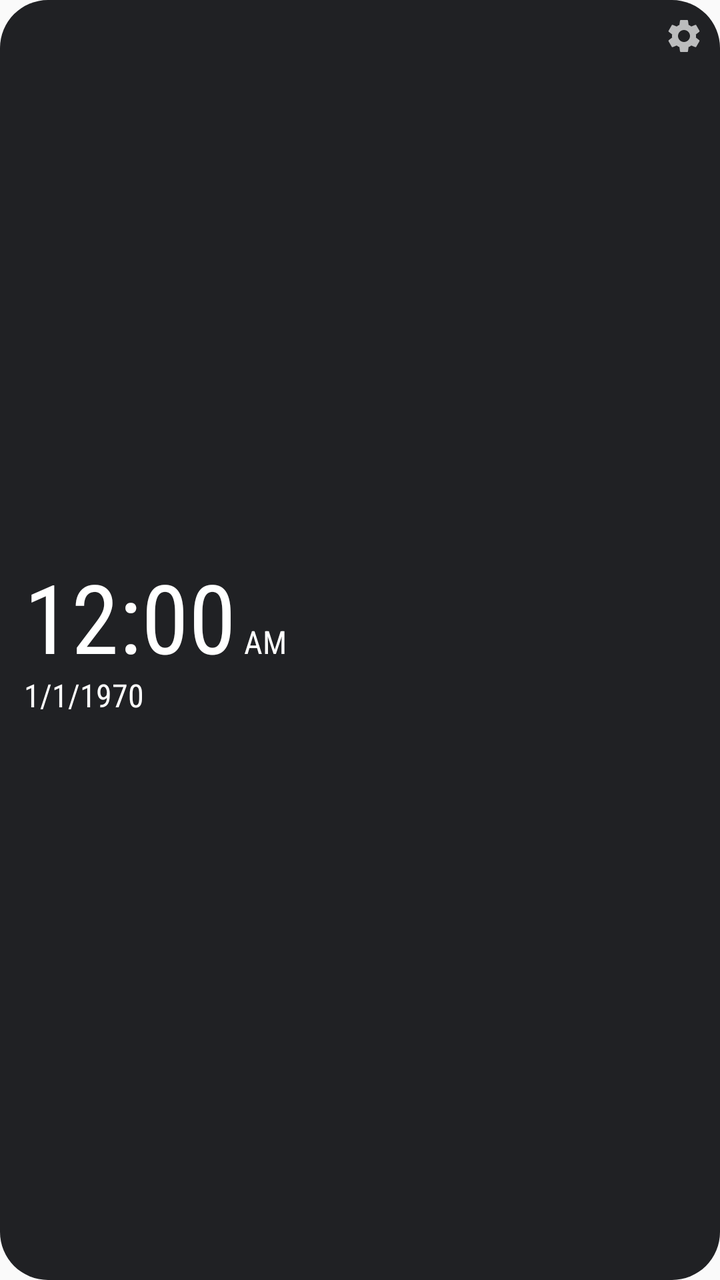
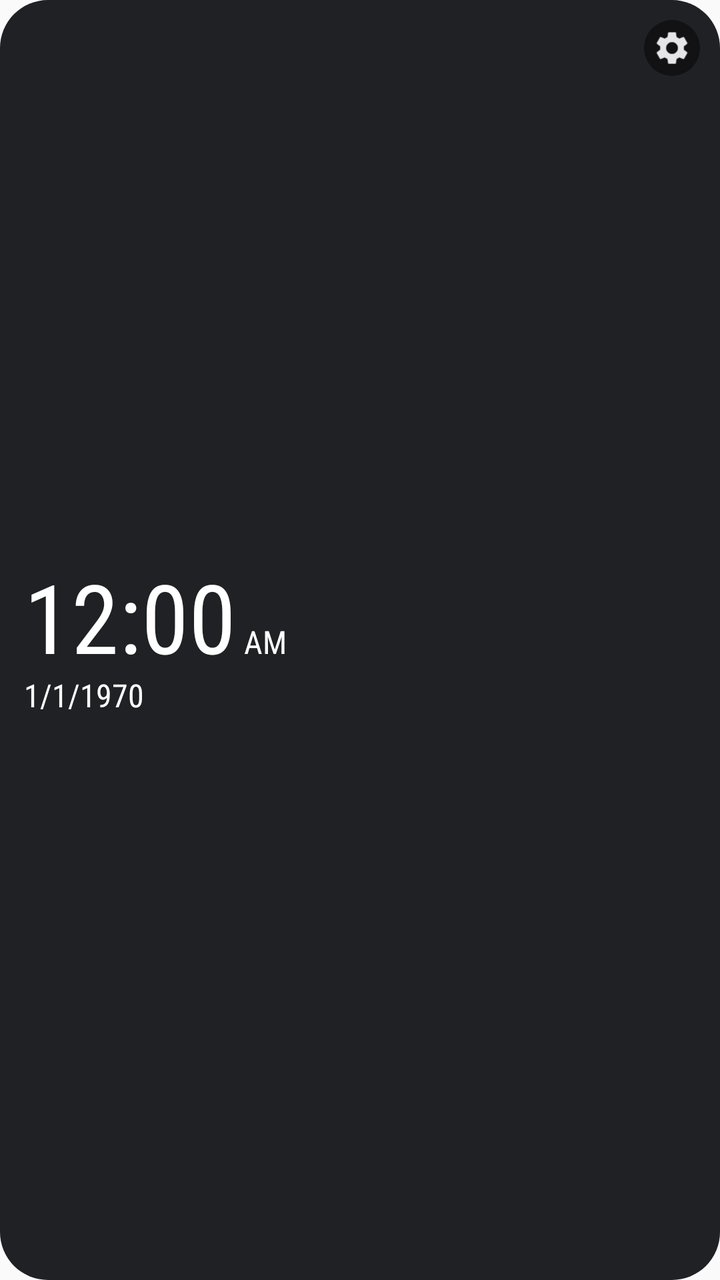

Two renders of the same Android screen: before a commit and after it. Below are the layout's source before the change and the commit's diff.
<!-- AndroidManifest.xml: application theme Theme.Clock -->
<!-- res/layout/clock_widget_condensed.xml -->
<?xml version="1.0" encoding="utf-8"?>
<FrameLayout xmlns:android="http://schemas.android.com/apk/res/android"
    android:id="@+id/root"
    android:layout_width="match_parent"
    android:layout_height="match_parent">

    <ImageView
        android:id="@+id/bg"
        android:layout_width="match_parent"
        android:layout_height="match_parent"
        android:importantForAccessibility="no"
        android:scaleType="fitXY"
        android:src="@drawable/bg_r24" />

    <LinearLayout
        android:id="@+id/content"
        android:layout_width="match_parent"
        android:layout_height="match_parent"
        android:gravity="center_vertical|start"
        android:orientation="vertical"
        android:padding="12dp">

        <LinearLayout
            android:id="@+id/time_row"
            android:layout_width="wrap_content"
            android:layout_height="wrap_content"
            android:baselineAligned="true"
            android:orientation="horizontal">

            <TextClock
                android:id="@+id/time"
                android:layout_width="wrap_content"
                android:layout_height="wrap_content"
                android:fontFamily="sans-serif-condensed"
                android:format12Hour="h:mm"
                android:format24Hour="HH:mm"
                android:includeFontPadding="false"
                android:maxLines="1"
                android:textColor="#FFFFFF"
                android:textSize="48sp" />

            <TextClock
                android:id="@+id/ampm"
                android:layout_width="wrap_content"
                android:layout_height="wrap_content"
                android:layout_marginStart="4dp"
                android:fontFamily="sans-serif-condensed"
                android:format12Hour="a"
                android:format24Hour=""
                android:includeFontPadding="false"
                android:maxLines="1"
                android:textColor="#FFFFFF"
                android:textSize="16sp" />
        </LinearLayout>

        <TextClock
            android:id="@+id/date"
            android:layout_width="wrap_content"
            android:layout_height="wrap_content"
            android:fontFamily="sans-serif-condensed"
            android:format12Hour="M/d/yyyy"
            android:format24Hour="M/d/yyyy"
            android:includeFontPadding="false"
            android:maxLines="1"
            android:textColor="#FFFFFF"
            android:textSize="16sp" />

        <TextView
            android:id="@+id/alarm"
            android:layout_width="wrap_content"
            android:layout_height="wrap_content"
            android:fontFamily="sans-serif-condensed"
            android:includeFontPadding="false"
            android:maxLines="1"
            android:textColor="#CCFFFFFF"
            android:textSize="13sp"
            android:visibility="gone" />

        <LinearLayout
            android:id="@+id/zone1_row"
            android:layout_width="wrap_content"
            android:layout_height="wrap_content"
            android:baselineAligned="true"
            android:orientation="horizontal"
            android:visibility="gone">

            <TextView
                android:id="@+id/zone1_label"
                android:layout_width="wrap_content"
                android:layout_height="wrap_content"
                android:layout_marginEnd="6dp"
                android:fontFamily="sans-serif-condensed"
                android:includeFontPadding="false"
                android:maxLines="1"
                android:textColor="#CCFFFFFF"
                android:textSize="13sp" />

            <TextClock
                android:id="@+id/zone1_clock"
                android:layout_width="wrap_content"
                android:layout_height="wrap_content"
                android:fontFamily="sans-serif-condensed"
                android:format12Hour="h:mm a"
                android:format24Hour="HH:mm"
                android:includeFontPadding="false"
                android:maxLines="1"
                android:textColor="#FFFFFF"
                android:textSize="13sp" />
        </LinearLayout>

        <LinearLayout
            android:id="@+id/zone2_row"
            android:layout_width="wrap_content"
            android:layout_height="wrap_content"
            android:baselineAligned="true"
            android:orientation="horizontal"
            android:visibility="gone">

            <TextView
                android:id="@+id/zone2_label"
                android:layout_width="wrap_content"
                android:layout_height="wrap_content"
                android:layout_marginEnd="6dp"
                android:fontFamily="sans-serif-condensed"
                android:includeFontPadding="false"
                android:maxLines="1"
                android:textColor="#CCFFFFFF"
                android:textSize="13sp" />

            <TextClock
                android:id="@+id/zone2_clock"
                android:layout_width="wrap_content"
                android:layout_height="wrap_content"
                android:fontFamily="sans-serif-condensed"
                android:format12Hour="h:mm a"
                android:format24Hour="HH:mm"
                android:includeFontPadding="false"
                android:maxLines="1"
                android:textColor="#FFFFFF"
                android:textSize="13sp" />
        </LinearLayout>
    </LinearLayout>

    <ImageView
        android:id="@+id/gear"
        android:layout_width="28dp"
        android:layout_height="28dp"
        android:layout_gravity="top|end"
        android:layout_margin="4dp"
        android:contentDescription="Settings"
        android:alpha="0.7"
        android:padding="4dp"
        android:src="@drawable/ic_gear" />
</FrameLayout>
<!-- resources referenced by this layout -->
<resources>
  <!-- drawable bg_r24 (drawable) -->
  <?xml version="1.0" encoding="utf-8"?>
  <shape xmlns:android="http://schemas.android.com/apk/res/android"
      android:shape="rectangle">
      <solid android:color="#202124" />
      <corners android:radius="24dp" />
  </shape>
  <!-- drawable ic_gear (drawable) -->
  <?xml version="1.0" encoding="utf-8"?>
  <vector xmlns:android="http://schemas.android.com/apk/res/android"
      android:width="24dp"
      android:height="24dp"
      android:viewportWidth="24"
      android:viewportHeight="24">
      <path
          android:fillColor="#FFFFFFFF"
          android:pathData="M19.14,12.94c0.04,-0.3 0.06,-0.61 0.06,-0.94c0,-0.32 -0.02,-0.64 -0.07,-0.94l2.03,-1.58c0.18,-0.14 0.23,-0.41 0.12,-0.61l-1.92,-3.32c-0.12,-0.22 -0.37,-0.29 -0.59,-0.22l-2.39,0.96c-0.5,-0.38 -1.03,-0.7 -1.62,-0.94L14.4,2.81c-0.04,-0.24 -0.24,-0.41 -0.48,-0.41h-3.84c-0.24,0 -0.43,0.17 -0.47,0.41L9.25,5.35C8.66,5.59 8.12,5.92 7.63,6.29L5.24,5.33c-0.22,-0.08 -0.47,0 -0.59,0.22L2.74,8.87C2.62,9.08 2.66,9.34 2.86,9.48l2.03,1.58C4.84,11.36 4.8,11.69 4.8,12s0.02,0.64 0.07,0.94l-2.03,1.58c-0.18,0.14 -0.23,0.41 -0.12,0.61l1.92,3.32c0.12,0.22 0.37,0.29 0.59,0.22l2.39,-0.96c0.5,0.38 1.03,0.7 1.62,0.94l0.36,2.54c0.05,0.24 0.24,0.41 0.48,0.41h3.84c0.24,0 0.44,-0.17 0.47,-0.41l0.36,-2.54c0.59,-0.24 1.13,-0.56 1.62,-0.94l2.39,0.96c0.22,0.08 0.47,0 0.59,-0.22l1.92,-3.32c0.12,-0.22 0.07,-0.47 -0.12,-0.61L19.14,12.94zM12,15.6c-1.98,0 -3.6,-1.62 -3.6,-3.6s1.62,-3.6 3.6,-3.6s3.6,1.62 3.6,3.6S13.98,15.6 12,15.6z" />
  </vector>
  <style name="Theme.Clock" parent="android:Theme.Material.Light.NoActionBar" />
</resources>

<!-- the commit's change to res/layout/clock_widget_condensed.xml (unified diff, before → after) -->
@@ -146,9 +146,9 @@
         android:layout_width="28dp"
         android:layout_height="28dp"
         android:layout_gravity="top|end"
-        android:layout_margin="4dp"
+        android:layout_margin="10dp"
         android:contentDescription="Settings"
-        android:alpha="0.7"
-        android:padding="4dp"
-        android:src="@drawable/ic_gear" />
+        android:alpha="0.9"
+        android:padding="0dp"
+        android:src="@drawable/ic_gear_badge" />
 </FrameLayout>
<!-- resource entries referenced after the edit -->
@@ -7,6 +7,21 @@
       <solid android:color="#202124" />
       <corners android:radius="24dp" />
   </shape>
+  <!-- drawable ic_gear_badge (drawable) -->
+  <?xml version="1.0" encoding="utf-8"?>
+  <layer-list xmlns:android="http://schemas.android.com/apk/res/android">
+      <item>
+          <shape android:shape="oval">
+              <solid android:color="#80000000" />
+          </shape>
+      </item>
+      <item
+          android:drawable="@drawable/ic_gear"
+          android:bottom="5dp"
+          android:left="5dp"
+          android:right="5dp"
+          android:top="5dp" />
+  </layer-list>
   <!-- drawable ic_gear (drawable) -->
   <?xml version="1.0" encoding="utf-8"?>
   <vector xmlns:android="http://schemas.android.com/apk/res/android"
